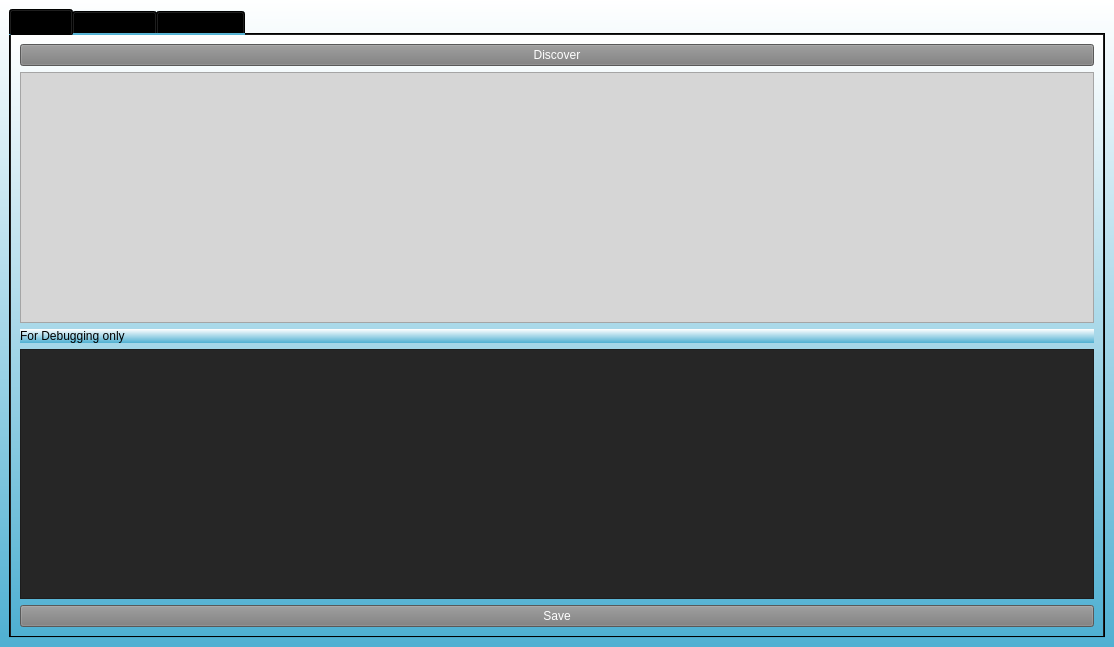
Qt form SomoServer/gui.ui (p-sanches/somabits) before a commit.
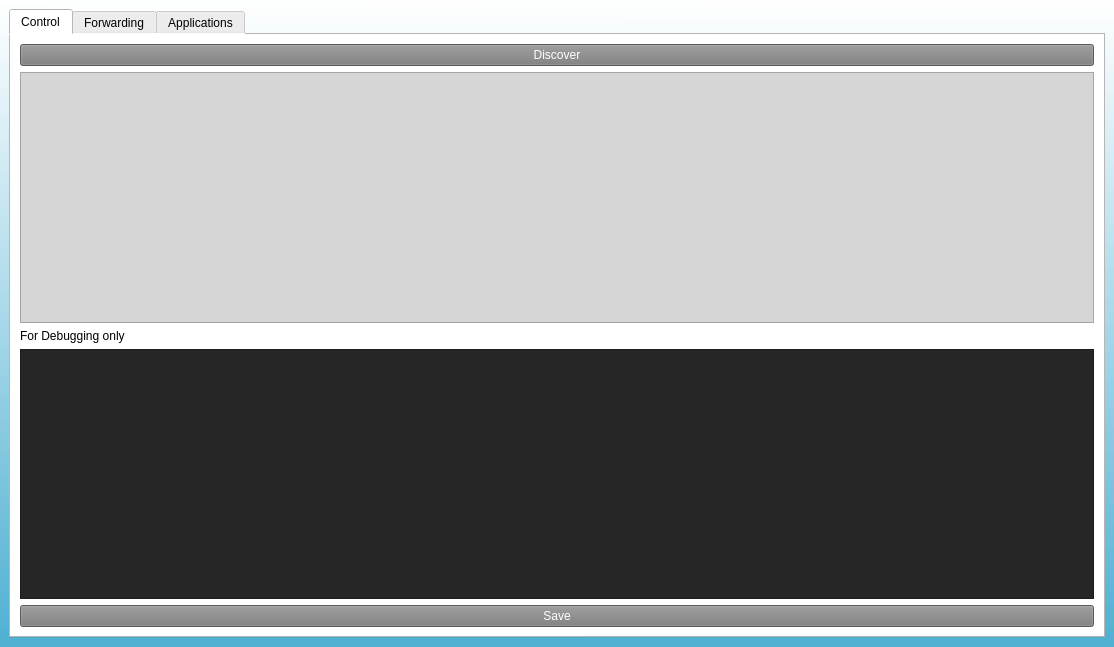
The same form after that commit. The open tabs and pages were chosen to show the change. Icons and pictures are not drawn.

Diff of the .ui file:
```diff
--- a/SomoServer/gui.ui
+++ b/SomoServer/gui.ui
@@ -55,23 +55,12 @@
           </brush>
          </colorrole>
          <colorrole role="Button">
-          <brush brushstyle="LinearGradientPattern">
-           <gradient startx="0.466000000000000" starty="0.000000000000000" endx="0.460000000000000" endy="1.000000000000000" type="LinearGradient" spread="PadSpread" coordinatemode="ObjectBoundingMode">
-            <gradientstop position="0.000000000000000">
+          <brush brushstyle="SolidPattern">
              <color alpha="255">
               <red>255</red>
               <green>255</green>
               <blue>255</blue>
              </color>
-            </gradientstop>
-            <gradientstop position="1.000000000000000">
-             <color alpha="255">
-              <red>79</red>
-              <green>176</green>
-              <blue>210</blue>
-             </color>
-            </gradientstop>
-           </gradient>
           </brush>
          </colorrole>
          <colorrole role="Light">
@@ -138,43 +127,21 @@
           </brush>
          </colorrole>
          <colorrole role="Base">
-          <brush brushstyle="LinearGradientPattern">
-           <gradient startx="0.466000000000000" starty="0.000000000000000" endx="0.460000000000000" endy="1.000000000000000" type="LinearGradient" spread="PadSpread" coordinatemode="ObjectBoundingMode">
-            <gradientstop position="0.000000000000000">
+          <brush brushstyle="SolidPattern">
              <color alpha="255">
               <red>255</red>
               <green>255</green>
               <blue>255</blue>
              </color>
-            </gradientstop>
-            <gradientstop position="1.000000000000000">
-             <color alpha="255">
-              <red>79</red>
-              <green>176</green>
-              <blue>210</blue>
-             </color>
-            </gradientstop>
-           </gradient>
           </brush>
          </colorrole>
          <colorrole role="Window">
-          <brush brushstyle="LinearGradientPattern">
-           <gradient startx="0.466000000000000" starty="0.000000000000000" endx="0.460000000000000" endy="1.000000000000000" type="LinearGradient" spread="PadSpread" coordinatemode="ObjectBoundingMode">
-            <gradientstop position="0.000000000000000">
+          <brush brushstyle="SolidPattern">
              <color alpha="255">
               <red>255</red>
               <green>255</green>
               <blue>255</blue>
              </color>
-            </gradientstop>
-            <gradientstop position="1.000000000000000">
-             <color alpha="255">
-              <red>79</red>
-              <green>176</green>
-              <blue>210</blue>
-             </color>
-            </gradientstop>
-           </gradient>
           </brush>
          </colorrole>
          <colorrole role="Shadow">
@@ -225,23 +192,12 @@
           </brush>
          </colorrole>
          <colorrole role="Button">
-          <brush brushstyle="LinearGradientPattern">
-           <gradient startx="0.466000000000000" starty="0.000000000000000" endx="0.460000000000000" endy="1.000000000000000" type="LinearGradient" spread="PadSpread" coordinatemode="ObjectBoundingMode">
-            <gradientstop position="0.000000000000000">
+          <brush brushstyle="SolidPattern">
              <color alpha="255">
               <red>255</red>
               <green>255</green>
               <blue>255</blue>
              </color>
-            </gradientstop>
-            <gradientstop position="1.000000000000000">
-             <color alpha="255">
-              <red>79</red>
-              <green>176</green>
-              <blue>210</blue>
-             </color>
-            </gradientstop>
-           </gradient>
           </brush>
          </colorrole>
          <colorrole role="Light">
@@ -308,43 +264,21 @@
           </brush>
          </colorrole>
          <colorrole role="Base">
-          <brush brushstyle="LinearGradientPattern">
-           <gradient startx="0.466000000000000" starty="0.000000000000000" endx="0.460000000000000" endy="1.000000000000000" type="LinearGradient" spread="PadSpread" coordinatemode="ObjectBoundingMode">
-            <gradientstop position="0.000000000000000">
+          <brush brushstyle="SolidPattern">
              <color alpha="255">
               <red>255</red>
               <green>255</green>
               <blue>255</blue>
              </color>
-            </gradientstop>
-            <gradientstop position="1.000000000000000">
-             <color alpha="255">
-              <red>79</red>
-              <green>176</green>
-              <blue>210</blue>
-             </color>
-            </gradientstop>
-           </gradient>
           </brush>
          </colorrole>
          <colorrole role="Window">
-          <brush brushstyle="LinearGradientPattern">
-           <gradient startx="0.466000000000000" starty="0.000000000000000" endx="0.460000000000000" endy="1.000000000000000" type="LinearGradient" spread="PadSpread" coordinatemode="ObjectBoundingMode">
-            <gradientstop position="0.000000000000000">
+          <brush brushstyle="SolidPattern">
              <color alpha="255">
               <red>255</red>
               <green>255</green>
               <blue>255</blue>
              </color>
-            </gradientstop>
-            <gradientstop position="1.000000000000000">
-             <color alpha="255">
-              <red>79</red>
-              <green>176</green>
-              <blue>210</blue>
-             </color>
-            </gradientstop>
-           </gradient>
           </brush>
          </colorrole>
          <colorrole role="Shadow">
@@ -395,23 +329,12 @@
           </brush>
          </colorrole>
          <colorrole role="Button">
-          <brush brushstyle="LinearGradientPattern">
-           <gradient startx="0.466000000000000" starty="0.000000000000000" endx="0.460000000000000" endy="1.000000000000000" type="LinearGradient" spread="PadSpread" coordinatemode="ObjectBoundingMode">
-            <gradientstop position="0.000000000000000">
+          <brush brushstyle="SolidPattern">
              <color alpha="255">
               <red>255</red>
               <green>255</green>
               <blue>255</blue>
              </color>
-            </gradientstop>
-            <gradientstop position="1.000000000000000">
-             <color alpha="255">
-              <red>79</red>
-              <green>176</green>
-              <blue>210</blue>
-             </color>
-            </gradientstop>
-           </gradient>
           </brush>
          </colorrole>
          <colorrole role="Light">
@@ -478,43 +401,21 @@
           </brush>
          </colorrole>
          <colorrole role="Base">
-          <brush brushstyle="LinearGradientPattern">
-           <gradient startx="0.466000000000000" starty="0.000000000000000" endx="0.460000000000000" endy="1.000000000000000" type="LinearGradient" spread="PadSpread" coordinatemode="ObjectBoundingMode">
-            <gradientstop position="0.000000000000000">
+          <brush brushstyle="SolidPattern">
              <color alpha="255">
               <red>255</red>
               <green>255</green>
               <blue>255</blue>
              </color>
-            </gradientstop>
-            <gradientstop position="1.000000000000000">
-             <color alpha="255">
-              <red>79</red>
-              <green>176</green>
-              <blue>210</blue>
-             </color>
-            </gradientstop>
-           </gradient>
           </brush>
          </colorrole>
          <colorrole role="Window">
-          <brush brushstyle="LinearGradientPattern">
-           <gradient startx="0.466000000000000" starty="0.000000000000000" endx="0.460000000000000" endy="1.000000000000000" type="LinearGradient" spread="PadSpread" coordinatemode="ObjectBoundingMode">
-            <gradientstop position="0.000000000000000">
+          <brush brushstyle="SolidPattern">
              <color alpha="255">
               <red>255</red>
               <green>255</green>
               <blue>255</blue>
              </color>
-            </gradientstop>
-            <gradientstop position="1.000000000000000">
-             <color alpha="255">
-              <red>79</red>
-              <green>176</green>
-              <blue>210</blue>
-             </color>
-            </gradientstop>
-           </gradient>
           </brush>
          </colorrole>
          <colorrole role="Shadow">
@@ -557,10 +458,10 @@
        </palette>
       </property>
       <property name="autoFillBackground">
-       <bool>false</bool>
+       <bool>true</bool>
       </property>
       <property name="styleSheet">
-       <string notr="true">
+       <string notr="true">background-color: rgb(255, 255, 255);
 </string>
       </property>
       <property name="tabShape">
```
Left out of the diff: 2 changed lines with no effect on the pictures. Lines whose indentation alone changed are shown as unchanged.
